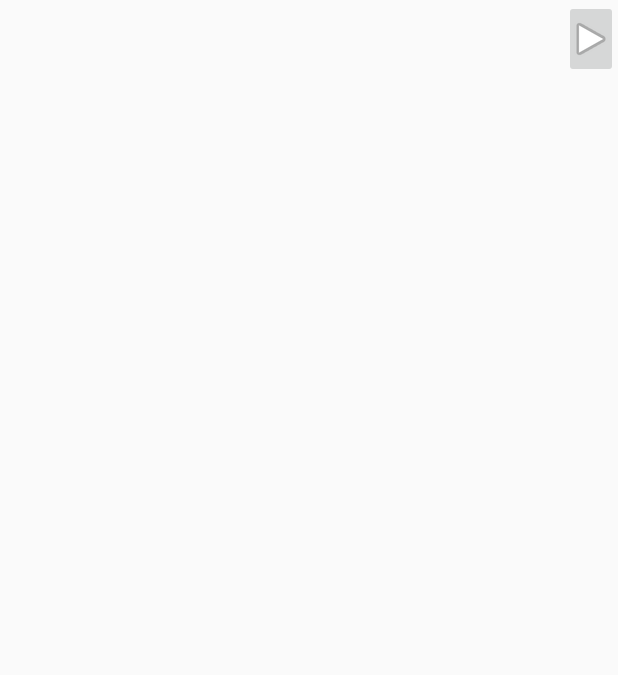
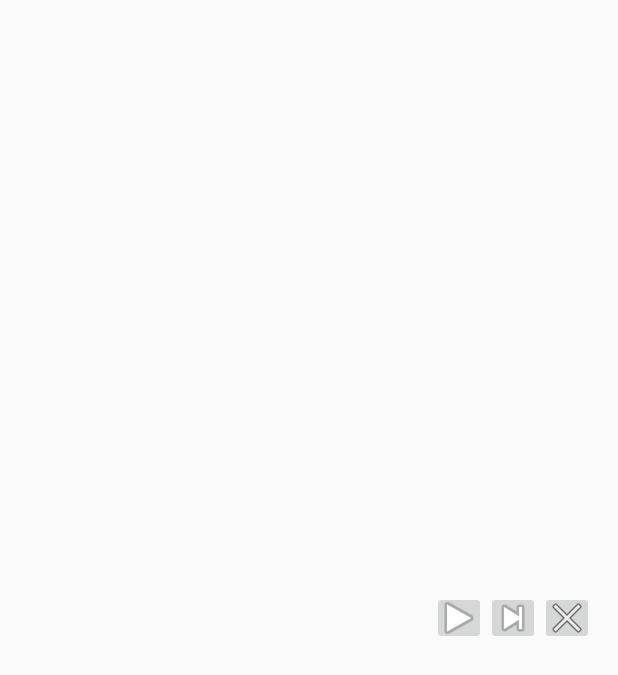
Before and after one commit to rahulk11/Random-Player, an Android app: the layout notification_layout.xml on its own in the app's theme, with its tools: preview values and no code run, on a phone screen of 412 x 824 dp. Shown: the top 675 px of the screen. Run offline under Robolectric (Android 15) with nearby library versions, the light colour scheme and no system bars.

Commit message:
included code for shuffle, workin on control from notif bar

```diff
--- a/app/build.gradle
+++ b/app/build.gradle
@@ -4,7 +4,7 @@ android {
     compileSdkVersion 25
     buildToolsVersion "25.0.2"
     defaultConfig {
-        applicationId "net.trellisys.audioplayer"
+        applicationId "com.rahulk11.audioplayer"
         minSdkVersion 18
         targetSdkVersion 25
         versionCode 1
--- a/app/src/main/AndroidManifest.xml
+++ b/app/src/main/AndroidManifest.xml
@@ -1,6 +1,6 @@
 <?xml version="1.0" encoding="utf-8"?>
 <manifest xmlns:android="http://schemas.android.com/apk/res/android"
-    package="net.trellisys.audioplayer">
+    package="com.rahulk11.audioplayer">
     <uses-permission android:name="android.permission.READ_EXTERNAL_STORAGE" />
     <uses-permission android:name="android.permission.READ_PHONE_STATE"/>
     <application
@@ -18,9 +18,9 @@
             </intent-filter>
         </activity>
         <service android:name=".SongService" />
-        <receiver android:name="net.trellisys.audioplayer.AudioPlayerBroadcastReceiver" >
+        <receiver android:name="com.rahulk11.audioplayer.AudioPlayerBroadcastReceiver" >
             <intent-filter>
-                <action android:name="net.trellisys.audioplayer.ACTION_PLAY" />
+                <action android:name="com.rahulk11.audioplayer.ACTION_PLAY" />
             </intent-filter>
         </receiver>
     </application>
--- a/app/src/main/java/net/trellisys/audioplayer/AudioPlayerBroadcastReceiver.java
+++ b/app/src/main/java/com/rahulk11/audioplayer/AudioPlayerBroadcastReceiver.java
@@ -1,4 +1,4 @@
-package net.trellisys.audioplayer;
+package com.rahulk11.audioplayer;
 
 import android.content.BroadcastReceiver;
 import android.content.Context;
--- a/app/src/main/java/net/trellisys/audioplayer/slidinguppanelhelper/PlayPauseDrawable.java
+++ b/app/src/main/java/com/rahulk11/audioplayer/slidinguppanelhelper/PlayPauseDrawable.java
@@ -3,7 +3,7 @@
  * You should have received a copy of the license in this archive (see LICENSE).
  * Copyright @Dibakar_Mistry, 2015.
  */
-package net.trellisys.audioplayer.slidinguppanelhelper;
+package com.rahulk11.audioplayer.slidinguppanelhelper;
 
 import android.animation.Animator;
 import android.animation.AnimatorListenerAdapter;
--- a/app/src/main/java/net/trellisys/audioplayer/slidinguppanelhelper/PlayPauseView.java
+++ b/app/src/main/java/com/rahulk11/audioplayer/slidinguppanelhelper/PlayPauseView.java
@@ -3,7 +3,7 @@
  * You should have received a copy of the license in this archive (see LICENSE).
  * Copyright @Dibakar_Mistry, 2015.
  */
-package net.trellisys.audioplayer.slidinguppanelhelper;
+package com.rahulk11.audioplayer.slidinguppanelhelper;
 
 import android.animation.Animator;
 import android.animation.AnimatorSet;
@@ -25,7 +25,7 @@ import android.view.ViewOutlineProvider;
 import android.view.animation.DecelerateInterpolator;
 import android.widget.FrameLayout;
 
-import net.trellisys.audioplayer.R;
+import com.rahulk11.audioplayer.R;
 
 public class PlayPauseView extends FrameLayout {
 
--- a/app/src/main/java/net/trellisys/audioplayer/slidinguppanelhelper/SlidingUpPanelLayout.java
+++ b/app/src/main/java/com/rahulk11/audioplayer/slidinguppanelhelper/SlidingUpPanelLayout.java
@@ -1,4 +1,4 @@
-package net.trellisys.audioplayer.slidinguppanelhelper;
+package com.rahulk11.audioplayer.slidinguppanelhelper;
 
 import android.annotation.SuppressLint;
 import android.content.Context;
@@ -20,7 +20,7 @@ import android.view.View;
 import android.view.ViewGroup;
 import android.view.accessibility.AccessibilityEvent;
 
-import net.trellisys.audioplayer.R;
+import com.rahulk11.audioplayer.R;
 
 public class SlidingUpPanelLayout extends ViewGroup {
 
--- a/app/src/main/java/net/trellisys/audioplayer/slidinguppanelhelper/ViewDragHelper.java
+++ b/app/src/main/java/com/rahulk11/audioplayer/slidinguppanelhelper/ViewDragHelper.java
@@ -4,7 +4,7 @@
  * Copyright @Dibakar_Mistry, 2015.
  */
 
-package net.trellisys.audioplayer.slidinguppanelhelper;
+package com.rahulk11.audioplayer.slidinguppanelhelper;
 
 import android.content.Context;
 import android.support.v4.view.MotionEventCompat;
--- a/app/src/main/res/layout/activity_main.xml
+++ b/app/src/main/res/layout/activity_main.xml
@@ -4,7 +4,7 @@
     xmlns:tools="http://schemas.android.com/tools"
     android:layout_width="match_parent"
     android:layout_height="match_parent"
-    tools:context="net.trellisys.audioplayer.MainActivity">
+    tools:context=".MainActivity">
 
     <include
         android:id="@+id/include_sliding_panel"
--- a/app/src/main/res/layout/notification_layout.xml
+++ b/app/src/main/res/layout/notification_layout.xml
@@ -3,38 +3,76 @@
     android:layout_width="fill_parent"
     android:layout_height="fill_parent"
     android:orientation="horizontal"
-    android:weightSum="1">
+    android:weightSum="2">
+
+    <ImageView
+        android:layout_width="wrap_content"
+        android:layout_height="match_parent"
+        android:layout_weight="0.4"
+        android:layout_gravity="center_vertical"/>
+
     <LinearLayout
-        android:layout_width="match_parent"
-        android:layout_height="wrap_content"
+        android:layout_width="0dp"
+        android:layout_height="match_parent"
+        android:layout_weight="1.0"
         android:orientation="vertical"
-        android:layout_weight="0.7">
+        android:gravity="center_vertical">
+
         <TextView
             android:id="@+id/songTitle"
             android:layout_width="wrap_content"
             android:layout_height="wrap_content"
             android:textSize="14sp"
-            android:textStyle="bold"/>
+            android:textStyle="bold"
+            android:maxLines="1"
+            android:ellipsize="end"/>
+
+        <TextView
+            android:id="@+id/songAlbum"
+            android:layout_width="wrap_content"
+            android:layout_height="wrap_content"
+            android:textSize="12sp"
+            android:maxLines="1"/>
 
         <TextView
             android:id="@+id/songArtist"
             android:layout_width="wrap_content"
             android:layout_height="wrap_content"
-            android:textSize="12sp"/>
+            android:textSize="12sp"
+            android:maxLines="1"/>
     </LinearLayout>
 
+
     <LinearLayout
-        android:layout_width="wrap_content"
-        android:layout_height="wrap_content"
-        android:layout_weight="0.3">
+        android:layout_width="0dp"
+        android:layout_height="match_parent"
+        android:layout_weight="0.6"
+        android:orientation="horizontal"
+        android:gravity="center_vertical">
+
         <ImageButton
-            android:id="@+id/playPauseNotif"
+            android:id="@+id/playPauseNotifBtn"
             android:layout_width="wrap_content"
             android:layout_height="wrap_content"
-            android:src="@android:drawable/ic_media_play"
-            android:padding="10dp"
+            android:padding="2dp"
             android:scaleType="centerCrop"
-            />
+            android:src="@android:drawable/ic_media_play" />
+
+        <ImageButton
+            android:id="@+id/nextNotifBtn"
+            android:layout_width="wrap_content"
+            android:layout_height="wrap_content"
+            android:padding="2dp"
+            android:scaleType="centerCrop"
+            android:src="@android:drawable/ic_media_next" />
+        <ImageButton
+            android:id="@+id/closeNotifBtn"
+            android:layout_width="wrap_content"
+            android:layout_height="wrap_content"
+            android:padding="2dp"
+            android:scaleType="centerCrop"
+            android:src="@android:drawable/ic_menu_close_clear_cancel" />
+
     </LinearLayout>
 
 </LinearLayout>
--- a/app/src/main/res/layout/slidepanelchildtwo_bottomview.xml
+++ b/app/src/main/res/layout/slidepanelchildtwo_bottomview.xml
@@ -81,7 +81,7 @@
             android:layout_gravity="center_vertical"
             android:layout_weight="1">
 
-          <net.trellisys.audioplayer.slidinguppanelhelper.PlayPauseView
+          <com.rahulk11.audioplayer.slidinguppanelhelper.PlayPauseView
                 android:id="@+id/btn_play"
                 android:layout_width="50dp"
                 android:layout_height="50dp"
--- a/app/src/main/res/layout/slidepanelchildtwo_topviewone.xml
+++ b/app/src/main/res/layout/slidepanelchildtwo_topviewone.xml
@@ -58,7 +58,7 @@
         </LinearLayout>
     </LinearLayout>
 
-   <net.trellisys.audioplayer.slidinguppanelhelper.PlayPauseView
+   <com.rahulk11.audioplayer.slidinguppanelhelper.PlayPauseView
         android:id="@+id/bottombar_play"
         android:layout_width="?attr/actionBarSize"
         android:layout_height="?attr/actionBarSize"
--- a/app/src/main/res/layout/slidingup_panellayout.xml
+++ b/app/src/main/res/layout/slidingup_panellayout.xml
@@ -5,7 +5,7 @@
     android:background="#ffffff"
     android:orientation="vertical">
 
-    <net.trellisys.audioplayer.slidinguppanelhelper.SlidingUpPanelLayout xmlns:sothree="http://schemas.android.com/apk/res-auto"
+    <com.rahulk11.audioplayer.slidinguppanelhelper.SlidingUpPanelLayout xmlns:sothree="http://schemas.android.com/apk/res-auto"
         android:id="@+id/sliding_layout"
         android:layout_width="match_parent"
         android:layout_height="match_parent"
@@ -31,6 +31,6 @@
             layout="@layout/slidingpanel_childtwo"
             android:layout_width="match_parent"
             android:layout_height="match_parent" />
-    </net.trellisys.audioplayer.slidinguppanelhelper.SlidingUpPanelLayout>
+    </com.rahulk11.audioplayer.slidinguppanelhelper.SlidingUpPanelLayout>
 
 </LinearLayout>
```
Also changed, not shown: app/src/main/java/com/rahulk11/audioplayer/AllSongListAdapter.java (renamed from app/src/main/java/net/trellisys/audioplayer/AllSongListAdapter.java, +2 -8 lines), app/src/main/java/com/rahulk11/audioplayer/MainActivity.java (renamed from app/src/main/java/net/trellisys/audioplayer/MainActivity.java, +32 -33 lines), app/src/main/java/com/rahulk11/audioplayer/NotificationHandler.java (renamed from app/src/main/java/net/trellisys/audioplayer/NotificationHandler.java, +5 -6 lines), app/src/main/java/com/rahulk11/audioplayer/PlaybackManager.java (renamed from app/src/main/java/net/trellisys/audioplayer/PlaybackManager.java, +53 -54 lines), app/src/main/java/com/rahulk11/audioplayer/SongService.java (renamed from app/src/main/java/net/trellisys/audioplayer/SongService.java, +6 -16 lines), 2 other files.
